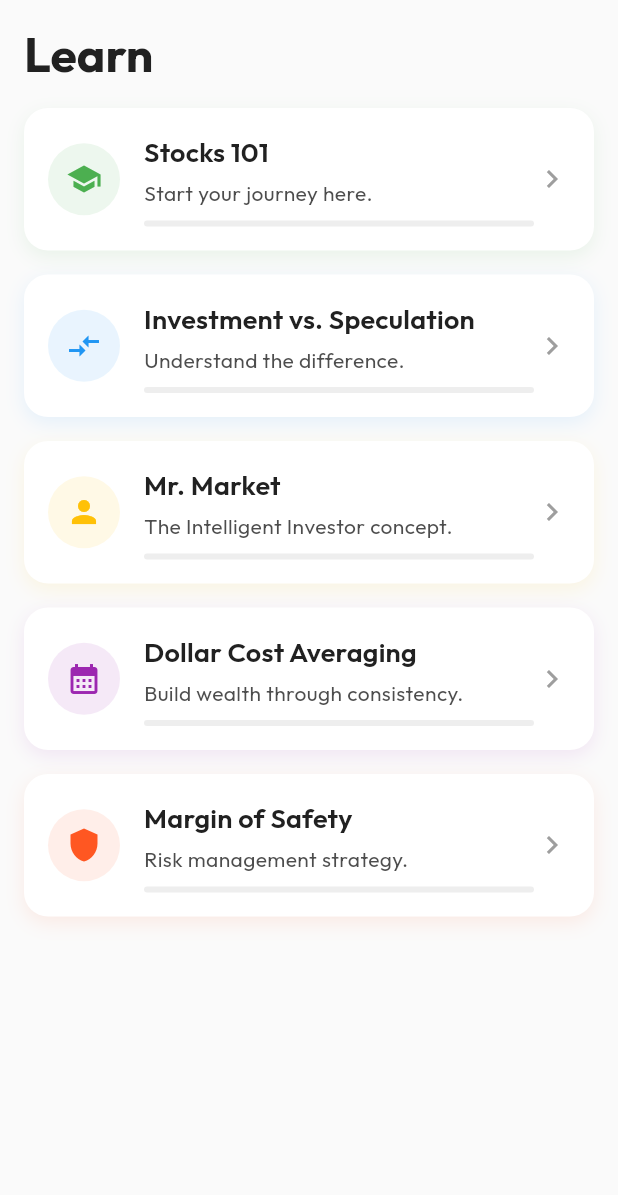
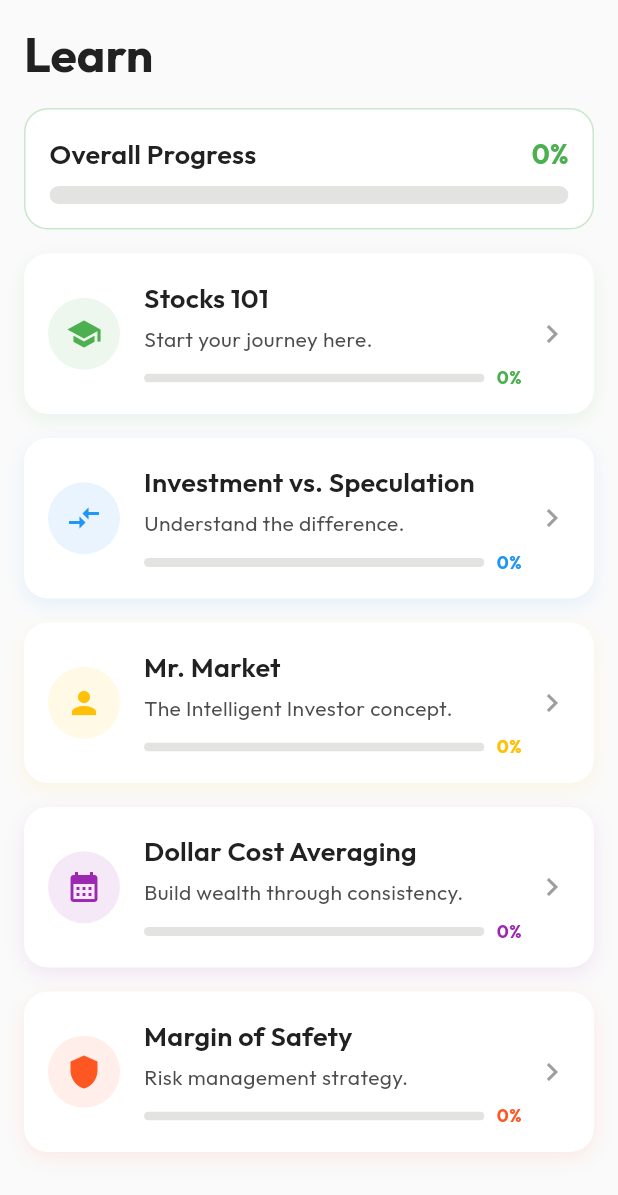
Before and after one commit to swoaib/Investr, a Flutter app: the LearnScreen widget shown alone on an empty page, opened directly, on a phone screen of 412 x 824 dp. Shown: the top 1195 px of the screen. Run offline on Flutter 3.47's test engine with Material 3 defaults, Android fonts, the phone set to English and light mode, and no system bars; our stand-ins replace fl_chart, go_router, google_fonts, shared_preferences; accounts and stored records are empty; network calls fail.

Commit message:
feat: Implement lesson progress tracking with local storage and overall progress display.

```diff
--- /dev/null
+++ b/lib/src/features/education/data/education_service.dart
@@ -0,0 +1,21 @@
+import 'package:shared_preferences/shared_preferences.dart';
+
+class EducationService {
+  static const String _progressKeyPrefix = 'lesson_progress_';
+
+  Future<void> saveLessonProgress(String lessonId, int pageIndex) async {
+    final prefs = await SharedPreferences.getInstance();
+    final key = '$_progressKeyPrefix$lessonId';
+
+    // Only update if the new page index is greater than the stored one
+    final currentProgress = prefs.getInt(key) ?? 0;
+    if (pageIndex > currentProgress) {
+      await prefs.setInt(key, pageIndex);
+    }
+  }
+
+  Future<int> getLessonProgress(String lessonId) async {
+    final prefs = await SharedPreferences.getInstance();
+    return prefs.getInt('$_progressKeyPrefix$lessonId') ?? 0;
+  }
+}
--- a/lib/src/features/education/domain/lesson.dart
+++ b/lib/src/features/education/domain/lesson.dart
@@ -1,6 +1,7 @@
 import 'package:flutter/material.dart';
 
 class Lesson {
+  final String id;
   final String title;
   final String description;
   final List<LessonPage> pages;
@@ -8,6 +9,7 @@ class Lesson {
   final IconData? icon; // For the list view if needed
 
   const Lesson({
+    required this.id,
     required this.title,
     required this.description,
     required this.pages,
--- /dev/null
+++ b/lib/src/features/education/presentation/education_controller.dart
@@ -0,0 +1,89 @@
+import 'package:flutter/material.dart';
+import '../data/education_service.dart';
+import '../domain/lesson.dart';
+
+class EducationController extends ChangeNotifier {
+  final EducationService _educationService;
+  final Map<String, int> _lessonProgress = {}; // lessonId -> maxPageIndex
+  bool _isLoading = true;
+
+  EducationController(this._educationService) {
+    _loadProgress();
+  }
+
+  bool get isLoading => _isLoading;
+
+  Future<void> _loadProgress() async {
+    // In a real app, we might want to pass the list of lesson IDs to load
+    // But for now, we'll load them lazily or we can assume we know the IDs
+    // Since we don't have the list of lessons injected here yet, we will just set loading to false
+    // and let the UI trigger storage reads or we can just rely on getProgress if it was synchronous.
+    // However, SharedPreferences is async.
+
+    // Better approach: When the controller initializes, we can't know all IDs unless passed.
+    // So we will expose a method to initialize progress for a list of lessons.
+    _isLoading = false;
+    notifyListeners();
+  }
+
+  Future<void> transformLessons(List<Lesson> lessons) async {
+    _isLoading = true;
+    notifyListeners();
+    for (final lesson in lessons) {
+      final progress = await _educationService.getLessonProgress(lesson.id);
+      _lessonProgress[lesson.id] = progress;
+    }
+    _isLoading = false;
+    notifyListeners();
+  }
+
+  double getProgress(String lessonId, int totalPages) {
+    // Progress is (completed pages) / (total pages - 1)
+    // Because page 0 is 0% (start), last page is 100% (done)
+    // Actually, "Done" button is on the last page.
+    // Let's say:
+    // page 0 of 3 -> 0/3 = 0%
+    // page 1 of 3 -> 1/3 = 33%
+    // page 2 of 3 -> 2/3 = 66%
+    // finshed -> 3/3 = 100%
+    // But we only track "max page reached".
+    // If user reached last page (index totalPages - 1), that's technically 100% if they read it.
+    // Let's treat "reaching the last page" as effectively completed for visual simplicity,
+    // or we can add a specific "completed" flag.
+    // For now: (current page index + 1) / totalPages is a bit aggressive if just started.
+    // Let's map 0..totalPages-1 to 0..1
+    if (totalPages <= 1) return 1.0;
+
+    // If stored index is totalPages - 1 (the last page), show 100%
+    // Otherwise show index / (totalPages - 1)
+
+    final index = _lessonProgress[lessonId] ?? 0;
+    // If they have seen the last page, it's 100%
+    if (index >= totalPages - 1) return 1.0;
+
+    return index / (totalPages - 1);
+  }
+
+  // Specific method to get the raw page index for resuming
+  int getRawProgress(String lessonId) {
+    return _lessonProgress[lessonId] ?? 0;
+  }
+
+  Future<void> updateProgress(String lessonId, int pageIndex) async {
+    final currentMax = _lessonProgress[lessonId] ?? 0;
+    if (pageIndex > currentMax) {
+      _lessonProgress[lessonId] = pageIndex;
+      notifyListeners();
+      await _educationService.saveLessonProgress(lessonId, pageIndex);
+    }
+  }
+
+  double getOverallProgress(List<Lesson> lessons) {
+    if (lessons.isEmpty) return 0.0;
+    double totalProgress = 0.0;
+    for (final lesson in lessons) {
+      totalProgress += getProgress(lesson.id, lesson.pages.length);
+    }
+    return totalProgress / lessons.length;
+  }
+}
--- a/lib/src/features/education/presentation/learn_screen.dart
+++ b/lib/src/features/education/presentation/learn_screen.dart
@@ -2,12 +2,17 @@ import 'package:flutter/material.dart';
 import '../domain/lesson.dart';
 import 'lesson_detail_screen.dart';
 import '../../../shared/theme/app_theme.dart';
+
+import 'package:provider/provider.dart';
+import '../data/education_service.dart';
+import '../presentation/education_controller.dart';
 
 class LearnScreen extends StatelessWidget {
   const LearnScreen({super.key});
 
   static const List<Lesson> lessons = [
     Lesson(
+      id: 'stocks_101',
       title: 'Stocks 101',
       description: 'Start your journey here.',
       color: Color(0xFF4CAF50),
@@ -34,6 +39,7 @@ class LearnScreen extends StatelessWidget {
       ],
     ),
     Lesson(
+      id: 'investing_vs_speculation',
       title: 'Investment vs. Speculation',
       description: 'Understand the difference.',
       color: Color(0xFF2196F3),
@@ -60,6 +66,7 @@ class LearnScreen extends StatelessWidget {
       ],
     ),
     Lesson(
+      id: 'mr_market',
       title: 'Mr. Market',
       description: 'The Intelligent Investor concept.',
       color: Color(0xFFFFC107),
@@ -98,6 +105,7 @@ class LearnScreen extends StatelessWidget {
       ],
     ),
     Lesson(
+      id: 'dollar_cost_averaging',
       title: 'Dollar Cost Averaging',
       description: 'Build wealth through consistency.',
       color: Color(0xFF9C27B0),
@@ -130,6 +138,7 @@ class LearnScreen extends StatelessWidget {
       ],
     ),
     Lesson(
+      id: 'margin_of_safety',
       title: 'Margin of Safety',
       description: 'Risk management strategy.',
       color: Color(0xFFFF5722),
@@ -171,6 +180,22 @@ class LearnScreen extends StatelessWidget {
 
   @override
   Widget build(BuildContext context) {
+    return ChangeNotifierProvider(
+      create: (_) =>
+          EducationController(EducationService())..transformLessons(lessons),
+      child: const _LearnScreenContent(),
+    );
+  }
+}
+
+class _LearnScreenContent extends StatelessWidget {
+  const _LearnScreenContent();
+
+  @override
+  Widget build(BuildContext context) {
+    final controller = context.watch<EducationController>();
+    final overallProgress = controller.getOverallProgress(LearnScreen.lessons);
+
     return Scaffold(
       body: SafeArea(
         child: Column(
@@ -182,12 +207,61 @@ class LearnScreen extends StatelessWidget {
                 AppTheme.screenPaddingHorizontal,
                 AppTheme.screenPaddingHorizontal,
               ),
-              child: Align(
-                alignment: Alignment.centerLeft,
-                child: Text(
-                  'Learn',
-                  style: Theme.of(context).textTheme.headlineLarge,
-                ),
+              child: Column(
+                crossAxisAlignment: CrossAxisAlignment.start,
+                children: [
+                  Text(
+                    'Learn',
+                    style: Theme.of(context).textTheme.headlineLarge,
+                  ),
+                  const SizedBox(height: 16),
+                  Container(
+                    padding: const EdgeInsets.all(16),
+                    decoration: BoxDecoration(
+                      color: Theme.of(context).cardTheme.color,
+                      borderRadius: BorderRadius.circular(16),
+                      border: Border.all(
+                        color: AppTheme.primaryGreen.withValues(alpha: 0.3),
+                      ),
+                    ),
+                    child: Column(
+                      crossAxisAlignment: CrossAxisAlignment.start,
+                      children: [
+                        Row(
+                          mainAxisAlignment: MainAxisAlignment.spaceBetween,
+                          children: [
+                            Text(
+                              'Overall Progress',
+                              style: Theme.of(context).textTheme.titleMedium,
+                            ),
+                            Text(
+                              '${(overallProgress * 100).toInt()}%',
+                              style: Theme.of(context).textTheme.titleMedium
+                                  ?.copyWith(
+                                    color: AppTheme.primaryGreen,
+                                    fontWeight: FontWeight.bold,
+                                  ),
+                            ),
+                          ],
+                        ),
+                        const SizedBox(height: 8),
+                        ClipRRect(
+                          borderRadius: BorderRadius.circular(8),
+                          child: LinearProgressIndicator(
+                            value: overallProgress,
+                            minHeight: 12,
+                            backgroundColor: Theme.of(
+                              context,
+                            ).dividerColor.withValues(alpha: 0.2),
+                            valueColor: const AlwaysStoppedAnimation(
+                              AppTheme.primaryGreen,
+                            ),
+                          ),
+                        ),
+                      ],
+                    ),
+                  ),
+                ],
               ),
             ),
             Expanded(
@@ -195,11 +269,11 @@ class LearnScreen extends StatelessWidget {
                 padding: const EdgeInsets.symmetric(
                   horizontal: AppTheme.screenPaddingHorizontal,
                 ),
-                itemCount: lessons.length,
+                itemCount: LearnScreen.lessons.length,
                 separatorBuilder: (context, index) =>
                     const SizedBox(height: 16),
                 itemBuilder: (context, index) {
-                  return _LessonCard(lesson: lessons[index]);
+                  return _LessonCard(lesson: LearnScreen.lessons[index]);
                 },
               ),
             ),
@@ -217,10 +291,22 @@ class _LessonCard extends StatelessWidget {
 
   @override
   Widget build(BuildContext context) {
+    // Watch for updates to repaint when progress changes
+    final progress = context.select<EducationController, double>(
+      (controller) => controller.getProgress(lesson.id, lesson.pages.length),
+    );
+
     return GestureDetector(
       onTap: () {
+        // Pass the existing controller instance to the detail screen
+        final controller = context.read<EducationController>();
         Navigator.of(context).push(
-          MaterialPageRoute(builder: (_) => LessonDetailScreen(lesson: lesson)),
+          MaterialPageRoute(
+            builder: (_) => ChangeNotifierProvider.value(
+              value: controller,
+              child: LessonDetailScreen(lesson: lesson),
+            ),
+          ),
         );
       },
       child: Container(
@@ -261,17 +347,39 @@ class _LessonCard extends StatelessWidget {
                     style: Theme.of(context).textTheme.bodyMedium,
                   ),
                   const SizedBox(height: 8),
-                  // Progress indicator can be implemented later when we have state
-                  LinearProgressIndicator(
-                    value: 0.0, // Default 0 for now
-                    backgroundColor: Colors.grey[200],
-                    valueColor: AlwaysStoppedAnimation(lesson.color),
-                    borderRadius: BorderRadius.circular(4),
+                  Row(
+                    children: [
+                      Expanded(
+                        child: ClipRRect(
+                          borderRadius: BorderRadius.circular(4),
+                          child: LinearProgressIndicator(
+                            value: progress,
+                            backgroundColor: Theme.of(
+                              context,
+                            ).dividerColor.withValues(alpha: 0.2),
+                            valueColor: AlwaysStoppedAnimation(lesson.color),
+                            minHeight: 6,
+                          ),
+                        ),
+                      ),
+                      const SizedBox(width: 8),
+                      Text(
+                        '${(progress * 100).toInt()}%',
+                        style: Theme.of(context).textTheme.bodySmall?.copyWith(
+                          color: lesson.color,
+                          fontWeight: FontWeight.bold,
+                        ),
+                      ),
+                    ],
                   ),
                 ],
               ),
             ),
-            const Icon(Icons.chevron_right, color: Colors.grey),
+            const SizedBox(width: 8),
+            Icon(
+              progress >= 1.0 ? Icons.check_circle : Icons.chevron_right,
+              color: progress >= 1.0 ? AppTheme.primaryGreen : Colors.grey,
+            ),
           ],
         ),
       ),
--- a/lib/src/features/education/presentation/lesson_detail_screen.dart
+++ b/lib/src/features/education/presentation/lesson_detail_screen.dart
@@ -1,5 +1,7 @@
 import 'package:flutter_svg/flutter_svg.dart';
+import 'package:provider/provider.dart';
 import 'package:flutter/material.dart';
+import 'education_controller.dart';
 import 'package:go_router/go_router.dart';
 import '../../../shared/theme/app_theme.dart';
 import '../domain/lesson.dart';
@@ -20,7 +22,12 @@ class _LessonDetailScreenState extends State<LessonDetailScreen> {
   @override
   void initState() {
     super.initState();
-    _pageController = PageController();
+    // Initialize PageController with stored progress
+    final initialPage = context.read<EducationController>().getRawProgress(
+      widget.lesson.id,
+    );
+    _currentPage = initialPage < widget.lesson.pages.length ? initialPage : 0;
+    _pageController = PageController(initialPage: _currentPage);
   }
 
   @override
@@ -33,6 +40,8 @@ class _LessonDetailScreenState extends State<LessonDetailScreen> {
     setState(() {
       _currentPage = index;
     });
+    // Update progress
+    context.read<EducationController>().updateProgress(widget.lesson.id, index);
   }
 
   void _nextPage() {
```
